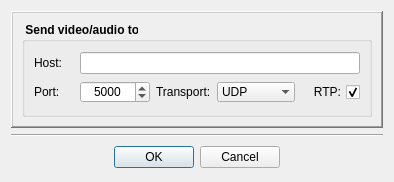
Before: the Qt Designer form Homer/forms/Dialogs/AddNetworkSinkDialog.ui in Homer-Conferencing/Homer-Conferencing, drawn with Qt 5.
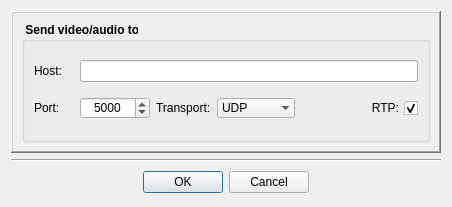
After: the same form once the commit is applied. Icons and pictures are not drawn.

What changed in the file:
```diff
--- a/Homer/forms/Dialogs/AddNetworkSinkDialog.ui
+++ b/Homer/forms/Dialogs/AddNetworkSinkDialog.ui
@@ -6,8 +6,8 @@
    <rect>
     <x>0</x>
     <y>0</y>
-    <width>394</width>
-    <height>182</height>
+    <width>452</width>
+    <height>207</height>
    </rect>
   </property>
   <property name="sizePolicy">
@@ -39,9 +39,6 @@
       <enum>QFrame::Raised</enum>
      </property>
      <layout class="QGridLayout" name="gridLayout">
-      <property name="margin">
-       <number>9</number>
-      </property>
       <item row="0" column="0">
        <widget class="QGroupBox" name="groupBox">
         <property name="font">
@@ -54,9 +51,6 @@
          <string> Send video/audio to </string>
         </property>
         <layout class="QGridLayout" name="gridLayout_2">
-         <property name="margin">
-          <number>9</number>
-         </property>
          <item row="1" column="0">
           <layout class="QHBoxLayout">
            <item>
@@ -106,7 +100,6 @@
              </property>
              <property name="font">
               <font>
-               <pointsize>9</pointsize>
                <weight>50</weight>
                <bold>false</bold>
               </font>
@@ -148,7 +141,6 @@
             <widget class="QComboBox" name="mCbTransport">
              <property name="font">
               <font>
-               <pointsize>9</pointsize>
                <weight>50</weight>
                <bold>false</bold>
               </font>
@@ -264,7 +256,6 @@
              </property>
              <property name="font">
               <font>
-               <pointsize>9</pointsize>
                <weight>50</weight>
                <bold>false</bold>
               </font>
```
